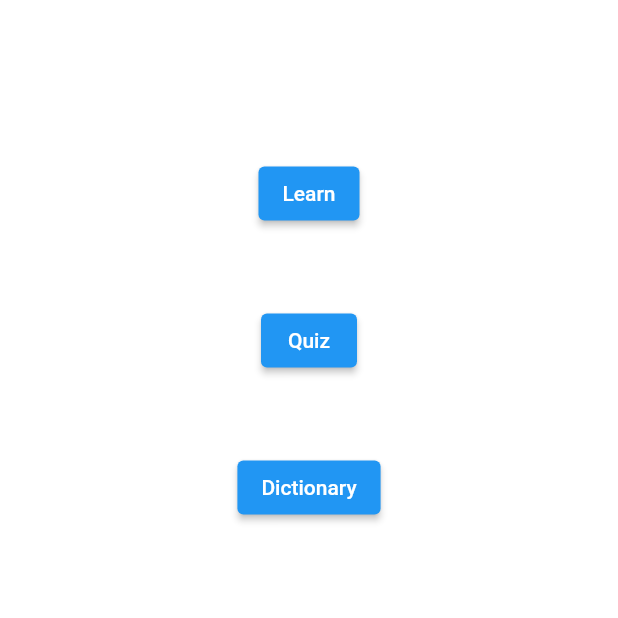
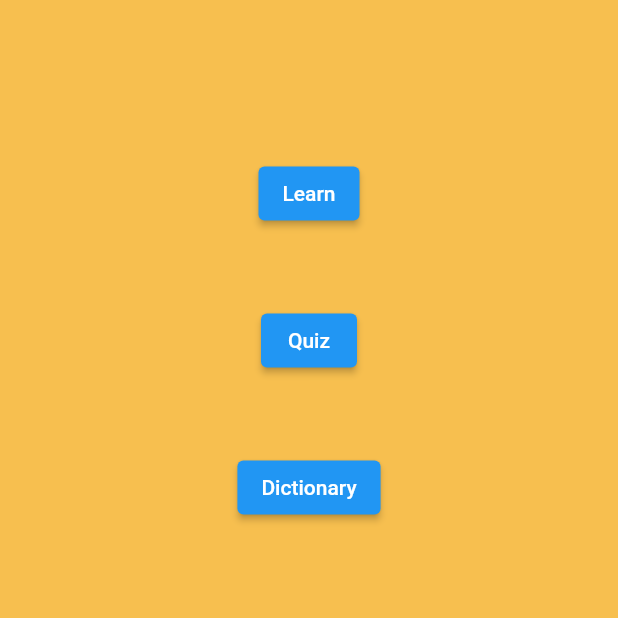
Before and after one commit to JariP5/ASL, a Flutter app: the screen it shows after launch, after a tap on "Press me!", on a phone screen of 412 x 824 dp, the top half of it. Run offline on Flutter 3.47's test engine with Material 2 defaults, Android fonts, the phone set to English and light mode, and no system bars.

Commit message:
Add logo color to dashboard

```diff
--- a/lib/dashboard.dart
+++ b/lib/dashboard.dart
@@ -1,4 +1,5 @@
 import 'package:ASL/dict.dart';
+import 'package:ASL/constants.dart';
 import 'package:flutter/material.dart';
 import './quizScreen.dart';
 import './dict.dart';
@@ -6,7 +7,8 @@ import './dict.dart';
 class ASLDashboard extends StatelessWidget {
   @override
   Widget build(BuildContext context) => Container(
-          child: Column(mainAxisSize: MainAxisSize.min, children: <Widget>[
+      decoration: new BoxDecoration(color: kPrimaryColor),
+      child: Column(mainAxisSize: MainAxisSize.min, children: <Widget>[
         const SizedBox(height: 100),
         const Padding(padding: EdgeInsets.only(top: 5)),
         ElevatedButton(
```
